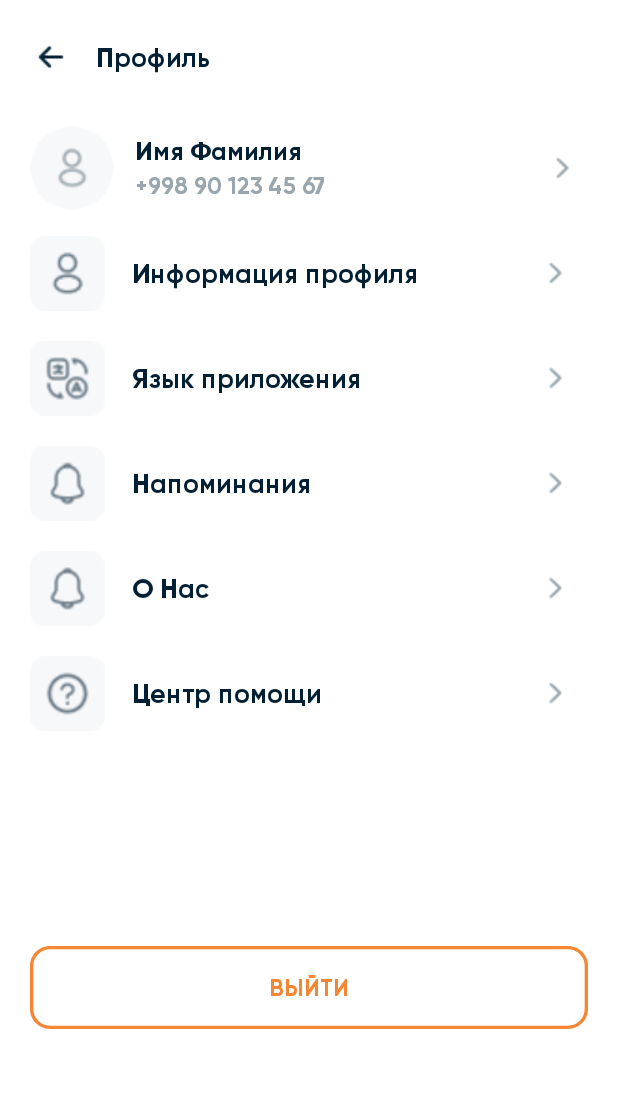
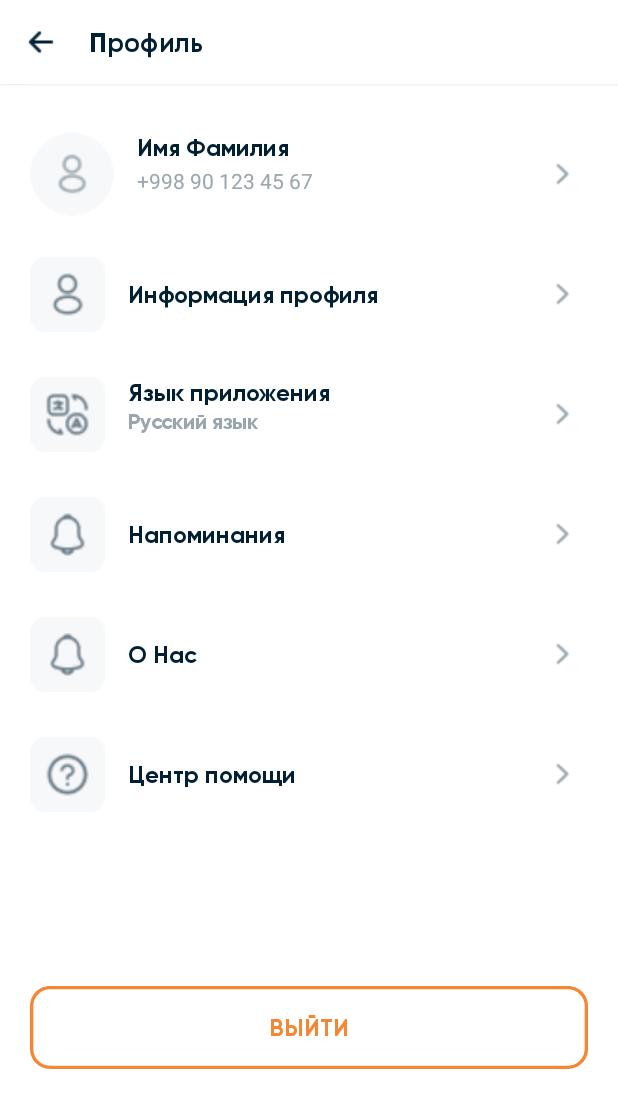
Before and after one commit to professorDeveloper/Epolis-Insurance, an Android app: the fragment ProfileScreen shown on its own in the app's theme, on a phone screen of 412 x 824 dp. Shown: the top 1108 px of the screen. Run offline under Robolectric (Android 15) with nearby library versions, the phone set to English and light mode, and no system bars; our stand-ins replace CircleImageView; Roboto replaces fonts that are not available here.

Commit message:
Home added

```diff
--- a/app/src/main/res/layout/fragment_home_screen.xml
+++ b/app/src/main/res/layout/fragment_home_screen.xml
@@ -10,6 +10,7 @@
 
     <com.google.android.material.appbar.AppBarLayout
         android:layout_width="match_parent"
+        android:theme="@style/ThemeOverlay.AppCompat.Dark.ActionBar"
         android:background="@color/white"
         android:layout_height="wrap_content">
         <com.google.android.material.appbar.CollapsingToolbarLayout
@@ -19,13 +20,20 @@
             <androidx.constraintlayout.widget.ConstraintLayout
                 android:layout_width="match_parent"
                 android:layout_height="wrap_content">
-                <LinearLayout
+                <com.google.android.material.appbar.AppBarLayout
                     android:id="@+id/container_home_profile"
                     android:layout_width="match_parent"
-                    android:layout_marginTop="16dp"
+                    android:background="@color/white"
+                    app:elevation="1dp"
                     android:layout_height="wrap_content"
                     app:layout_constraintStart_toStartOf="parent"
                     app:layout_constraintTop_toTopOf="parent">
+
+                    <LinearLayout
+                        android:visibility="invisible"
+                        android:layout_marginVertical="5dp"
+                        android:layout_width="match_parent"
+                        android:layout_height="wrap_content">
 
                         <de.hdodenhof.circleimageview.CircleImageView
                             android:id="@+id/circleImageView"
@@ -63,23 +71,26 @@
                                 android:textSize="14sp"
                                 />
                         </LinearLayout>
+                    </LinearLayout>
 
-                </LinearLayout>
+                </com.google.android.material.appbar.AppBarLayout>
 
                 <TextView
                     android:layout_width="wrap_content"
                     android:layout_height="wrap_content"
                     android:layout_marginStart="20dp"
-                    android:layout_marginTop="18dp"
+                    android:elevation="2dp"
                     android:fontFamily="@font/gilory_bold"
                     android:text="Регистрация"
                     android:textColor="#297AFF"
                     android:textSize="18sp"
-                    android:visibility="gone"
+                    android:visibility="visible"
+                    app:layout_constraintBottom_toBottomOf="@+id/container_home_profile"
                     app:layout_constraintStart_toStartOf="parent"
-                    app:layout_constraintTop_toTopOf="parent" />
+                    app:layout_constraintTop_toTopOf="@+id/container_home_profile" />
 
                 <ImageView
+                    android:elevation="2dp"
                     android:layout_width="28dp"
                     android:layout_height="28dp"
                     android:layout_marginEnd="20dp"
@@ -95,7 +106,7 @@
                     android:layout_height="180dp"
                     android:layout_marginHorizontal="20dp"
                     android:layout_marginTop="20dp"
-
+                    app:layout_constraintHorizontal_weight="1"
                     android:orientation="horizontal"
                     app:layout_constraintEnd_toEndOf="parent"
                     app:layout_constraintStart_toStartOf="parent"
--- a/app/src/main/res/layout/fragment_profile_screen.xml
+++ b/app/src/main/res/layout/fragment_profile_screen.xml
@@ -4,46 +4,54 @@
     xmlns:tools="http://schemas.android.com/tools"
     android:layout_width="match_parent"
     android:layout_height="match_parent"
+    android:background="@color/white"
     tools:context=".ui.screen.profile.ProfileScreen">
 
-    <androidx.appcompat.widget.Toolbar
+    <com.google.android.material.appbar.AppBarLayout
         android:id="@+id/toolbar2"
         android:layout_width="match_parent"
-        android:layout_height="wrap_content"
-        android:layout_marginTop="10dp"
+        app:elevation="1dp"
+        android:background="@color/white"
+        android:layout_height="?actionBarSize"
         app:layout_constraintEnd_toEndOf="parent"
         app:layout_constraintStart_toStartOf="parent"
-        app:layout_constraintTop_toTopOf="parent" />
+        app:layout_constraintTop_toTopOf="parent" >
+        <androidx.constraintlayout.widget.ConstraintLayout
+            android:layout_width="match_parent"
+            android:layout_height="match_parent">
 
             <ImageView
                 android:id="@+id/imageView3"
                 android:layout_width="24dp"
                 android:layout_height="24dp"
-        android:layout_marginStart="22dp"
+                android:layout_marginStart="15dp"
                 android:src="@drawable/back"
-        app:layout_constraintBottom_toBottomOf="@+id/toolbar2"
+                app:layout_constraintBottom_toBottomOf="parent"
                 app:layout_constraintStart_toStartOf="parent"
-        app:layout_constraintTop_toTopOf="@+id/toolbar2" />
+                app:layout_constraintTop_toTopOf="parent" />
 
             <TextView
                 android:id="@+id/textView5"
                 android:layout_width="wrap_content"
                 android:layout_height="wrap_content"
-        android:layout_marginStart="18dp"
+                android:layout_marginStart="20dp"
                 android:fontFamily="@font/gilory_bold"
                 android:text="Профиль"
 
                 android:textColor="@color/textColor"
                 android:textSize="18sp"
-        app:layout_constraintBottom_toBottomOf="@+id/toolbar2"
+                app:layout_constraintBottom_toBottomOf="parent"
                 app:layout_constraintStart_toEndOf="@+id/imageView3"
-        app:layout_constraintTop_toTopOf="@+id/toolbar2" />
+                app:layout_constraintTop_toTopOf="parent" />
+        </androidx.constraintlayout.widget.ConstraintLayout>
+    </com.google.android.material.appbar.AppBarLayout>
+
 
     <androidx.constraintlayout.widget.ConstraintLayout
         android:id="@+id/openInfo"
         android:layout_width="match_parent"
         android:layout_height="60dp"
-        android:layout_marginTop="16dp"
+        android:layout_marginTop="30dp"
         android:background="?selectableItemBackground"
         android:visibility="visible"
         app:layout_constraintTop_toBottomOf="@+id/toolbar2">
@@ -62,12 +70,11 @@
             android:id="@+id/textView2"
             android:layout_width="wrap_content"
             android:layout_height="wrap_content"
-            android:layout_marginStart="14dp"
-            android:layout_marginTop="5dp"
+            android:layout_marginStart="15dp"
             android:fontFamily="@font/gilory_bold"
             android:text="Имя Фамилия"
             android:textColor="@color/textColor"
-            android:textSize="17sp"
+            android:textSize="16sp"
             app:layout_constraintStart_toEndOf="@+id/circleImageView2"
             app:layout_constraintTop_toTopOf="@+id/circleImageView2" />
 
@@ -75,10 +82,9 @@
             android:layout_width="wrap_content"
             android:layout_height="wrap_content"
             android:layout_marginTop="2dp"
-            android:fontFamily="@font/gilory_bold"
             android:text="+998 90 123 45 67"
             android:textColor="#99A6AD"
-            android:textSize="16sp"
+            android:textSize="14sp"
             app:layout_constraintStart_toStartOf="@+id/textView2"
             app:layout_constraintTop_toBottomOf="@+id/textView2" />
 
@@ -141,7 +147,7 @@
         android:id="@+id/constraintLayout2"
         android:layout_width="match_parent"
         android:layout_height="60dp"
-        android:layout_marginTop="10dp"
+        android:layout_marginTop="20dp"
         app:layout_constraintEnd_toEndOf="parent"
         app:layout_constraintStart_toStartOf="parent"
         app:layout_constraintTop_toBottomOf="@+id/openInfo">
@@ -160,12 +166,12 @@
         <TextView
             android:layout_width="wrap_content"
             android:layout_height="wrap_content"
-            android:layout_marginStart="18dp"
+            android:layout_marginStart="15dp"
             android:fontFamily="@font/gilory_bold"
             android:text="Информация профиля"
             android:textColor="@color/textColor"
 
-            android:textSize="18sp"
+            android:textSize="16sp"
             app:layout_constraintBottom_toBottomOf="@+id/imageView5"
             app:layout_constraintStart_toEndOf="@+id/imageView5"
             app:layout_constraintTop_toTopOf="@+id/imageView5" />
@@ -173,7 +179,7 @@
         <ImageView
             android:layout_width="24dp"
             android:layout_height="24dp"
-            android:layout_marginEnd="30dp"
+            android:layout_marginEnd="25dp"
             android:src="@drawable/next"
             app:layout_constraintBottom_toBottomOf="parent"
             app:layout_constraintEnd_toEndOf="parent"
@@ -185,7 +191,7 @@
         android:id="@+id/constraintLayout3"
         android:layout_width="match_parent"
         android:layout_height="60dp"
-        android:layout_marginTop="10dp"
+        android:layout_marginTop="20dp"
         app:layout_constraintEnd_toEndOf="parent"
         app:layout_constraintStart_toStartOf="parent"
         app:layout_constraintTop_toBottomOf="@+id/constraintLayout2">
@@ -201,22 +207,33 @@
             app:layout_constraintTop_toTopOf="parent" />
 
         <TextView
+            android:id="@+id/textView9"
             android:layout_width="wrap_content"
             android:layout_height="wrap_content"
-            android:layout_marginStart="18dp"
+            android:layout_marginStart="15dp"
             android:fontFamily="@font/gilory_bold"
             android:text="Язык приложения"
+
             android:textColor="@color/textColor"
-
-            android:textSize="18sp"
-            app:layout_constraintBottom_toBottomOf="@+id/languageImage"
+            android:textSize="16sp"
             app:layout_constraintStart_toEndOf="@+id/languageImage"
             app:layout_constraintTop_toTopOf="@+id/languageImage" />
+
+        <TextView
+            android:layout_width="wrap_content"
+            android:layout_height="wrap_content"
+            android:fontFamily="@font/gilory_bold"
+            android:text="Русский язык"
+            android:textColor="#99A6AD"
+            android:textSize="14sp"
+            app:layout_constraintStart_toStartOf="@+id/textView9"
+            app:layout_constraintTop_toBottomOf="@+id/textView9" />
+
 
         <ImageView
             android:layout_width="24dp"
             android:layout_height="24dp"
-            android:layout_marginEnd="30dp"
+            android:layout_marginEnd="25dp"
             android:src="@drawable/next"
             app:layout_constraintBottom_toBottomOf="parent"
             app:layout_constraintEnd_toEndOf="parent"
@@ -228,7 +245,7 @@
         android:id="@+id/constraintLayout4"
         android:layout_width="match_parent"
         android:layout_height="60dp"
-        android:layout_marginTop="10dp"
+        android:layout_marginTop="20dp"
         app:layout_constraintEnd_toEndOf="parent"
         app:layout_constraintStart_toStartOf="parent"
         app:layout_constraintTop_toBottomOf="@+id/constraintLayout3">
@@ -246,12 +263,12 @@
         <TextView
             android:layout_width="wrap_content"
             android:layout_height="wrap_content"
-            android:layout_marginStart="18dp"
+            android:layout_marginStart="15dp"
             android:fontFamily="@font/gilory_bold"
             android:text="Напоминания"
             android:textColor="@color/textColor"
 
-            android:textSize="18sp"
+            android:textSize="16sp"
             app:layout_constraintBottom_toBottomOf="@+id/profileNotif"
             app:layout_constraintStart_toEndOf="@+id/profileNotif"
             app:layout_constraintTop_toTopOf="@+id/profileNotif" />
@@ -259,7 +276,7 @@
         <ImageView
             android:layout_width="24dp"
             android:layout_height="24dp"
-            android:layout_marginEnd="30dp"
+            android:layout_marginEnd="25dp"
             android:src="@drawable/next"
             app:layout_constraintBottom_toBottomOf="parent"
             app:layout_constraintEnd_toEndOf="parent"
@@ -271,7 +288,7 @@
         android:id="@+id/constraintLayout6"
         android:layout_width="match_parent"
         android:layout_height="60dp"
-        android:layout_marginTop="10dp"
+        android:layout_marginTop="20dp"
         app:layout_constraintEnd_toEndOf="parent"
         app:layout_constraintStart_toStartOf="parent"
         app:layout_constraintTop_toBottomOf="@+id/constraintLayout4">
@@ -289,12 +306,12 @@
         <TextView
             android:layout_width="wrap_content"
             android:layout_height="wrap_content"
-            android:layout_marginStart="18dp"
+            android:layout_marginStart="15dp"
             android:fontFamily="@font/gilory_bold"
             android:text="О Нас"
             android:textColor="@color/textColor"
 
-            android:textSize="18sp"
+            android:textSize="16sp"
             app:layout_constraintBottom_toBottomOf="@+id/applicationInfo"
             app:layout_constraintStart_toEndOf="@+id/applicationInfo"
             app:layout_constraintTop_toTopOf="@+id/applicationInfo" />
@@ -302,7 +319,7 @@
         <ImageView
             android:layout_width="24dp"
             android:layout_height="24dp"
-            android:layout_marginEnd="30dp"
+            android:layout_marginEnd="25dp"
             android:src="@drawable/next"
             app:layout_constraintBottom_toBottomOf="parent"
             app:layout_constraintEnd_toEndOf="parent"
@@ -311,10 +328,10 @@
     </androidx.constraintlayout.widget.ConstraintLayout>
 
     <androidx.constraintlayout.widget.ConstraintLayout
-        android:id="@+id/constraintLayout7"
+        android:id="@+id/contact_us_btn"
         android:layout_width="match_parent"
         android:layout_height="60dp"
-        android:layout_marginTop="10dp"
+        android:layout_marginTop="20dp"
         app:layout_constraintEnd_toEndOf="parent"
         app:layout_constraintStart_toStartOf="parent"
         app:layout_constraintTop_toBottomOf="@+id/constraintLayout6">
@@ -332,12 +349,12 @@
         <TextView
             android:layout_width="wrap_content"
             android:layout_height="wrap_content"
-            android:layout_marginStart="18dp"
+            android:layout_marginStart="15dp"
             android:fontFamily="@font/gilory_bold"
             android:text="Центр помощи"
             android:textColor="@color/textColor"
 
-            android:textSize="18sp"
+            android:textSize="16sp"
             app:layout_constraintBottom_toBottomOf="@+id/helpCenter"
             app:layout_constraintStart_toEndOf="@+id/helpCenter"
             app:layout_constraintTop_toTopOf="@+id/helpCenter" />
@@ -345,7 +362,7 @@
         <ImageView
             android:layout_width="24dp"
             android:layout_height="24dp"
-            android:layout_marginEnd="30dp"
+            android:layout_marginEnd="25dp"
             android:src="@drawable/next"
             app:layout_constraintBottom_toBottomOf="parent"
             app:layout_constraintEnd_toEndOf="parent"
@@ -363,11 +380,13 @@
         android:fontFamily="@font/gilory_bold"
         android:text="@string/logout"
         android:textAllCaps="true"
+        android:clickable="true"
+        android:selectAllOnFocus="true"
         android:textColor="@color/btn_color"
         android:textSize="16sp"
         app:layout_constraintBottom_toBottomOf="parent"
         app:layout_constraintEnd_toEndOf="parent"
         app:layout_constraintStart_toStartOf="parent"
-        app:layout_constraintTop_toBottomOf="@+id/constraintLayout7" />
+        app:layout_constraintTop_toBottomOf="@+id/contact_us_btn" />
 
 </androidx.constraintlayout.widget.ConstraintLayout>
--- a/app/src/main/res/layout/home_banner_item.xml
+++ b/app/src/main/res/layout/home_banner_item.xml
@@ -5,12 +5,12 @@
     android:layout_margin="5dp"
     app:cardCornerRadius="10dp"
     app:cardElevation="1dp"
-    android:layout_height="match_parent">
+    android:layout_height="wrap_content">
 
     <ImageView
         android:id="@+id/home_banner_img"
         android:layout_width="match_parent"
-        android:layout_height="170dp"
+        android:layout_height="180dp"
         android:scaleType="centerCrop"
         android:src="@drawable/banner_two"
         app:layout_constraintBottom_toBottomOf="parent"
```
Lines whose indentation alone changed are shown as unchanged.
